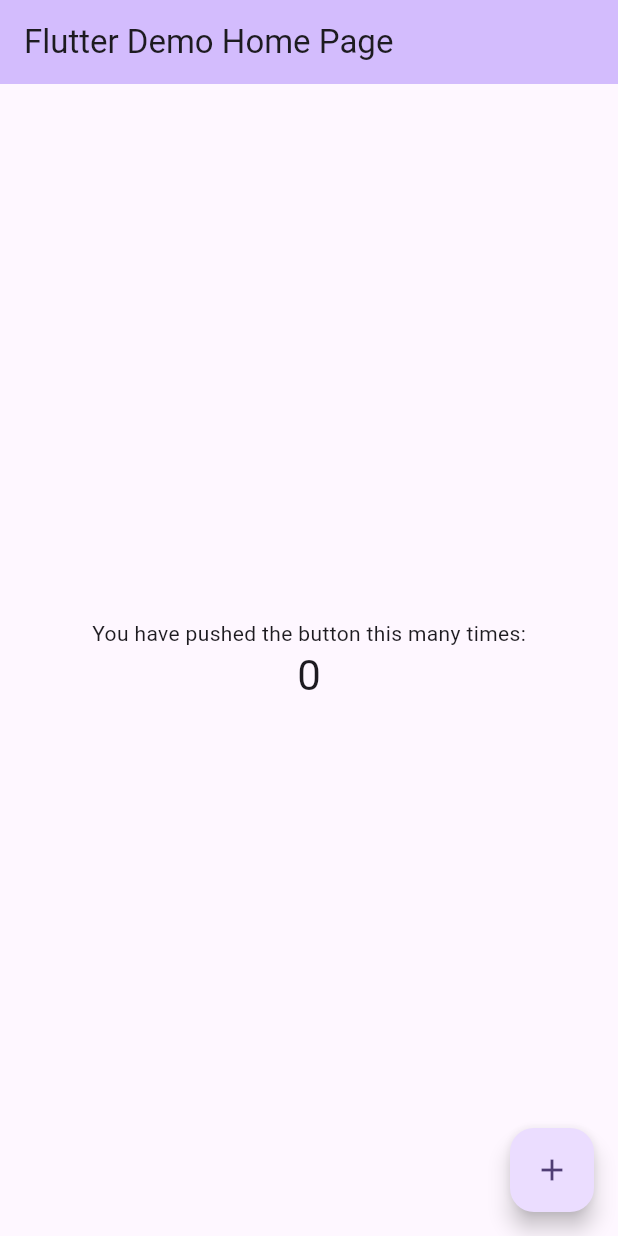
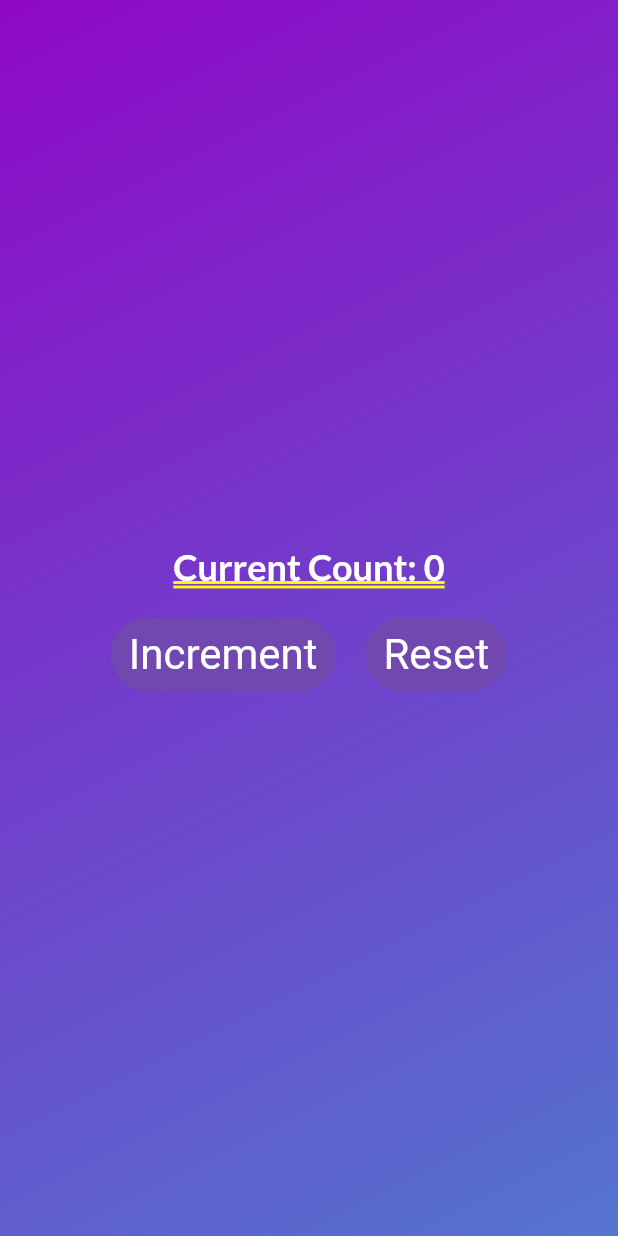
Before and after one commit to Marieezouaa/cw1, a Flutter app: the screen it shows after launch, on a phone screen of 412 x 824 dp. Run offline on Flutter 3.47's test engine with Material 3 defaults, Android fonts, the phone set to English and light mode, and no system bars; our stand-ins replace google_fonts.

Commit message:
Add count_incrementer.dart and styles.dart, modify main.dart, I need to remove the yellow lines under current count

```diff
--- /dev/null
+++ b/cw1v2/lib/count_incrementer.dart
@@ -0,0 +1,75 @@
+import 'package:flutter/material.dart';
+import 'package:google_fonts/google_fonts.dart';
+
+class CountIncrementer extends StatefulWidget {
+  const CountIncrementer({super.key});
+
+  @override
+  State<CountIncrementer> createState() {
+    return _CountIncrementer();
+  }
+}
+
+class _CountIncrementer extends State<CountIncrementer> {
+  var initNumber = 0;
+
+  void increment() {
+    setState(() {
+      initNumber++;
+    });
+  }
+
+  void reset() {
+    setState(() {
+      initNumber = 0;
+    });
+  }
+
+  @override
+  Widget build(BuildContext context) {
+    return MaterialApp(
+      home: Column(
+        mainAxisAlignment: MainAxisAlignment.center,
+        children: [
+          Text(
+            "Current Count: $initNumber",
+            style: GoogleFonts.lato(
+              color: Colors.white,
+              fontSize: 24,
+              fontWeight: FontWeight.bold,
+            ),
+          ),
+          const SizedBox(
+            height: 20,
+          ),
+          Row(
+            mainAxisAlignment: MainAxisAlignment.center,
+            children: [
+              TextButton(
+                onPressed: increment,
+                style: TextButton.styleFrom(
+                  backgroundColor: const Color.fromRGBO(112, 72, 176, 1),
+                  foregroundColor: Colors.white,
+                  textStyle: const TextStyle(fontSize: 28),
+                ),
+                child: const Text("Increment"),
+              ),
+              const SizedBox(
+                width: 20,
+              ),
+              TextButton(
+                onPressed: reset,
+                style: TextButton.styleFrom(
+                  backgroundColor: const Color.fromRGBO(112, 72, 176, 1),
+                  foregroundColor: Colors.white,
+                  textStyle: const TextStyle(fontSize: 28),
+                ),
+                child: const Text("Reset"),
+              ),
+            ],
+          )
+        ],
+      ),
+    );
+  }
+}
--- a/cw1v2/lib/main.dart
+++ b/cw1v2/lib/main.dart
@@ -1,125 +1,13 @@
 import 'package:flutter/material.dart';
+import 'package:cw1v2/styles.dart';
 
 void main() {
-  runApp(const MyApp());
+  runApp(
+    const MaterialApp(
+      home: Scaffold(
+        body: Styles(
+            Color.fromRGBO(143, 264, 198, 1), Color.fromRGBO(84, 116, 207, 1)),
+      ),
+    ),
+  );
 }
-
-class MyApp extends StatelessWidget {
-  const MyApp({super.key});
-
-  // This widget is the root of your application.
-  @override
-  Widget build(BuildContext context) {
-    return MaterialApp(
-      title: 'Flutter Demo',
-      theme: ThemeData(
-        // This is the theme of your application.
-        //
-        // TRY THIS: Try running your application with "flutter run". You'll see
-        // the application has a purple toolbar. Then, without quitting the app,
-        // try changing the seedColor in the colorScheme below to Colors.green
-        // and then invoke "hot reload" (save your changes or press the "hot
-        // reload" button in a Flutter-supported IDE, or press "r" if you used
-        // the command line to start the app).
-        //
-        // Notice that the counter didn't reset back to zero; the application
-        // state is not lost during the reload. To reset the state, use hot
-        // restart instead.
-        //
-        // This works for code too, not just values: Most code changes can be
-        // tested with just a hot reload.
-        colorScheme: ColorScheme.fromSeed(seedColor: Colors.deepPurple),
-        useMaterial3: true,
-      ),
-      home: const MyHomePage(title: 'Flutter Demo Home Page'),
-    );
-  }
-}
-
-class MyHomePage extends StatefulWidget {
-  const MyHomePage({super.key, required this.title});
-
-  // This widget is the home page of your application. It is stateful, meaning
-  // that it has a State object (defined below) that contains fields that affect
-  // how it looks.
-
-  // This class is the configuration for the state. It holds the values (in this
-  // case the title) provided by the parent (in this case the App widget) and
-  // used by the build method of the State. Fields in a Widget subclass are
-  // always marked "final".
-
-  final String title;
-
-  @override
-  State<MyHomePage> createState() => _MyHomePageState();
-}
-
-class _MyHomePageState extends State<MyHomePage> {
-  int _counter = 0;
-
-  void _incrementCounter() {
-    setState(() {
-      // This call to setState tells the Flutter framework that something has
-      // changed in this State, which causes it to rerun the build method below
-      // so that the display can reflect the updated values. If we changed
-      // _counter without calling setState(), then the build method would not be
-      // called again, and so nothing would appear to happen.
-      _counter++;
-    });
-  }
-
-  @override
-  Widget build(BuildContext context) {
-    // This method is rerun every time setState is called, for instance as done
-    // by the _incrementCounter method above.
-    //
-    // The Flutter framework has been optimized to make rerunning build methods
-    // fast, so that you can just rebuild anything that needs updating rather
-    // than having to individually change instances of widgets.
-    return Scaffold(
-      appBar: AppBar(
-        // TRY THIS: Try changing the color here to a specific color (to
-        // Colors.amber, perhaps?) and trigger a hot reload to see the AppBar
-        // change color while the other colors stay the same.
-        backgroundColor: Theme.of(context).colorScheme.inversePrimary,
-        // Here we take the value from the MyHomePage object that was created by
-        // the App.build method, and use it to set our appbar title.
-        title: Text(widget.title),
-      ),
-      body: Center(
-        // Center is a layout widget. It takes a single child and positions it
-        // in the middle of the parent.
-        child: Column(
-          // Column is also a layout widget. It takes a list of children and
-          // arranges them vertically. By default, it sizes itself to fit its
-          // children horizontally, and tries to be as tall as its parent.
-          //
-          // Column has various properties to control how it sizes itself and
-          // how it positions its children. Here we use mainAxisAlignment to
-          // center the children vertically; the main axis here is the vertical
-          // axis because Columns are vertical (the cross axis would be
-          // horizontal).
-          //
-          // TRY THIS: Invoke "debug painting" (choose the "Toggle Debug Paint"
-          // action in the IDE, or press "p" in the console), to see the
-          // wireframe for each widget.
-          mainAxisAlignment: MainAxisAlignment.center,
-          children: <Widget>[
-            const Text(
-              'You have pushed the button this many times:',
-            ),
-            Text(
-              '$_counter',
-              style: Theme.of(context).textTheme.headlineMedium,
-            ),
-          ],
-        ),
-      ),
-      floatingActionButton: FloatingActionButton(
-        onPressed: _incrementCounter,
-        tooltip: 'Increment',
-        child: const Icon(Icons.add),
-      ), // This trailing comma makes auto-formatting nicer for build methods.
-    );
-  }
-}
--- /dev/null
+++ b/cw1v2/lib/styles.dart
@@ -0,0 +1,28 @@
+import 'package:flutter/material.dart';
+import 'package:cw1v2/count_incrementer.dart';
+
+class Styles extends StatelessWidget {
+  const Styles(this.firstColor, this.secondColor,{super.key});
+
+  final Color firstColor;
+  final Color secondColor;
+
+  @override
+  Widget build(BuildContext context) {
+    return Container(
+      decoration: BoxDecoration(
+        gradient: LinearGradient(
+          colors: [
+            firstColor,
+            secondColor
+          ],
+          begin: Alignment.topLeft,
+          end: Alignment.bottomRight,
+        ),
+      ),
+      child: const Center(
+        child: CountIncrementer(),
+      ),
+    );
+  }
+}
```
